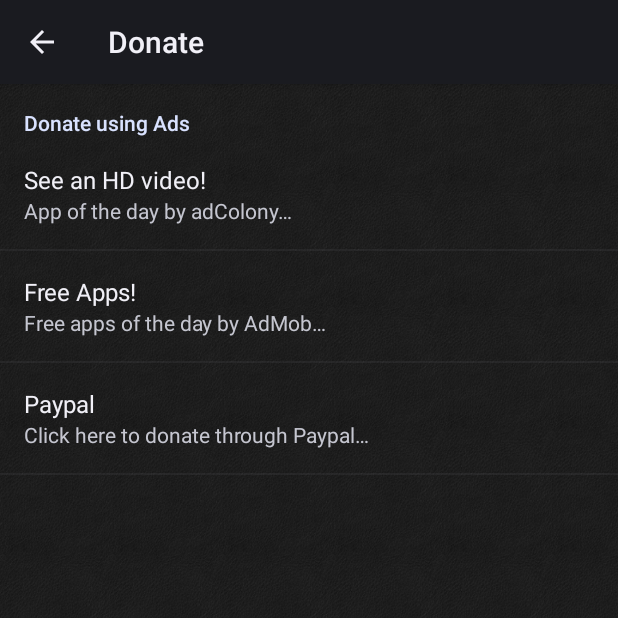
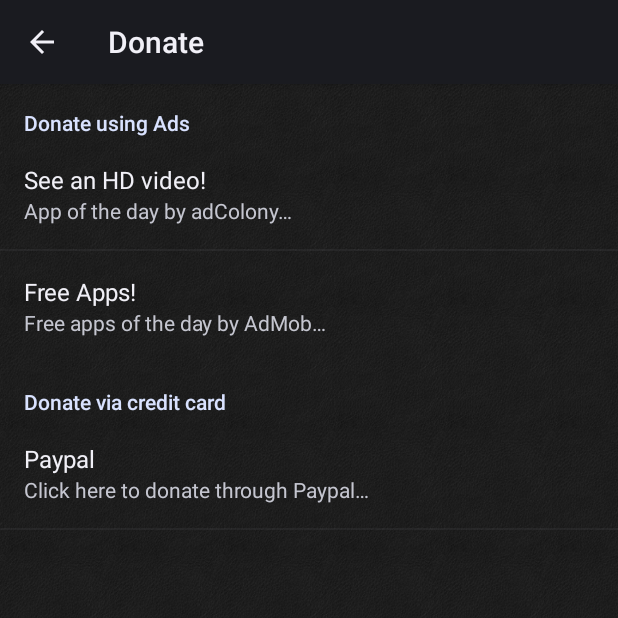
Before and after one commit to spirosbond/CallerFlashlight, an Android app: the Donate screen opened directly, with no data from a screen before it, on a phone screen of 412 x 824 dp, the top half of it. Run offline under Robolectric (Android 15) with nearby library versions, the phone set to English and light mode, and no system bars; libraries missing offline, so code that uses them is left out: com.bugsense.trace, com.google.ads; 1 statement that could not run was skipped.

Commit message:
+ added paypal donation method

```diff
--- a/CallerFlashlight/src/main/res/values/strings.xml
+++ b/CallerFlashlight/src/main/res/values/strings.xml
@@ -126,5 +126,6 @@
     <string name="donate_dialog_ok">Got it!</string>
     <string name="paypal_donate">Paypal</string>
     <string name="paypal_donate_sum">Click here to donate through Paypal…</string>
+    <string name="donateTitleCard">Donate via credit card</string>
 
 </resources>
--- a/CallerFlashlight/src/main/res/xml/donateprefs.xml
+++ b/CallerFlashlight/src/main/res/xml/donateprefs.xml
@@ -22,8 +22,9 @@
             android:title="@string/adMob"
             android:summary="@string/adMobsum"
             android:key="adMob"/>
-
-        <Preference
+    </PreferenceCategory>
+    <PreferenceCategory android:title="@string/donateTitleCard">
+    <Preference
             android:title="@string/paypal_donate"
             android:summary="@string/paypal_donate_sum"
             android:key="paypal"/>
```
